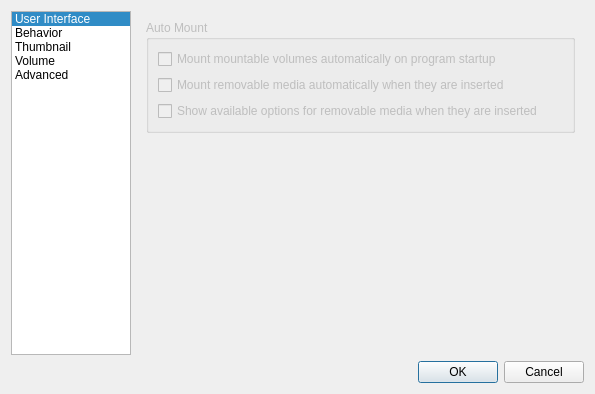
Old version of the form pcmanfm/preferences.ui in the repository lxqt/pcmanfm-qt.
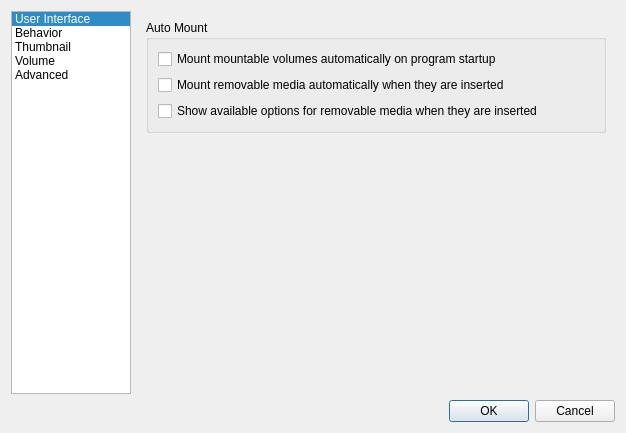
New version of the form. The open tabs and pages were chosen to show the change.

Commit message: Enable auto-run related options in preferences dialog.

Diff of the .ui file:
```diff
--- a/pcmanfm/preferences.ui
+++ b/pcmanfm/preferences.ui
@@ -6,8 +6,8 @@
    <rect>
     <x>0</x>
     <y>0</y>
-    <width>595</width>
-    <height>375</height>
+    <width>626</width>
+    <height>433</height>
    </rect>
   </property>
   <property name="windowTitle">
@@ -318,9 +318,6 @@
         </layout>
        </widget>
        <widget class="QWidget" name="volumePage">
-        <property name="enabled">
-         <bool>false</bool>
-        </property>
         <layout class="QVBoxLayout" name="verticalLayout_4">
          <item>
           <widget class="QGroupBox" name="groupBox_3">
```
The commit also changes 3 other files.
